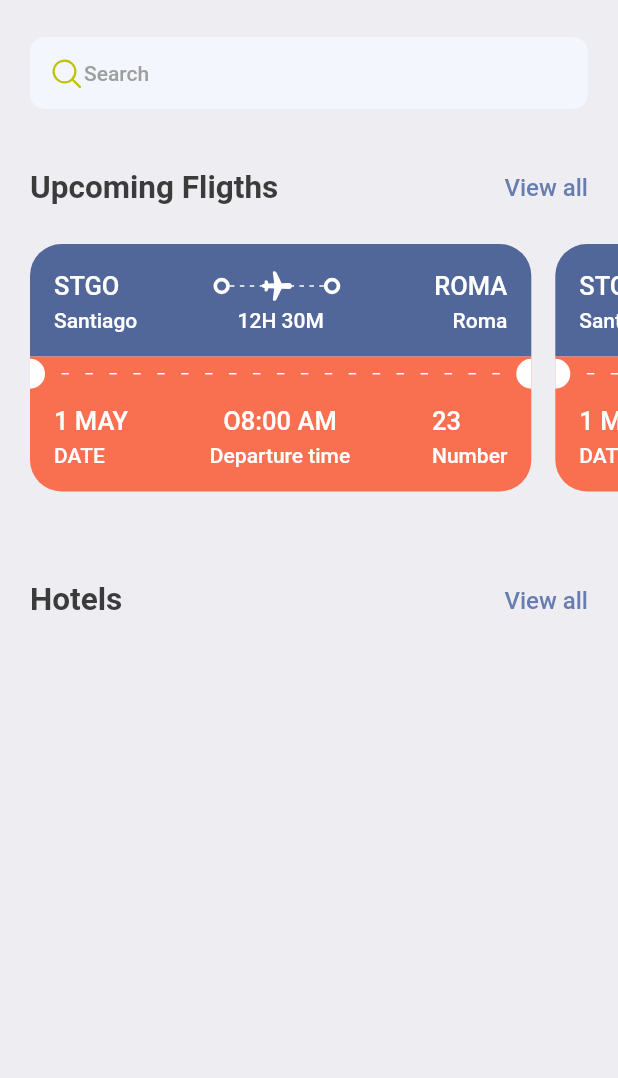
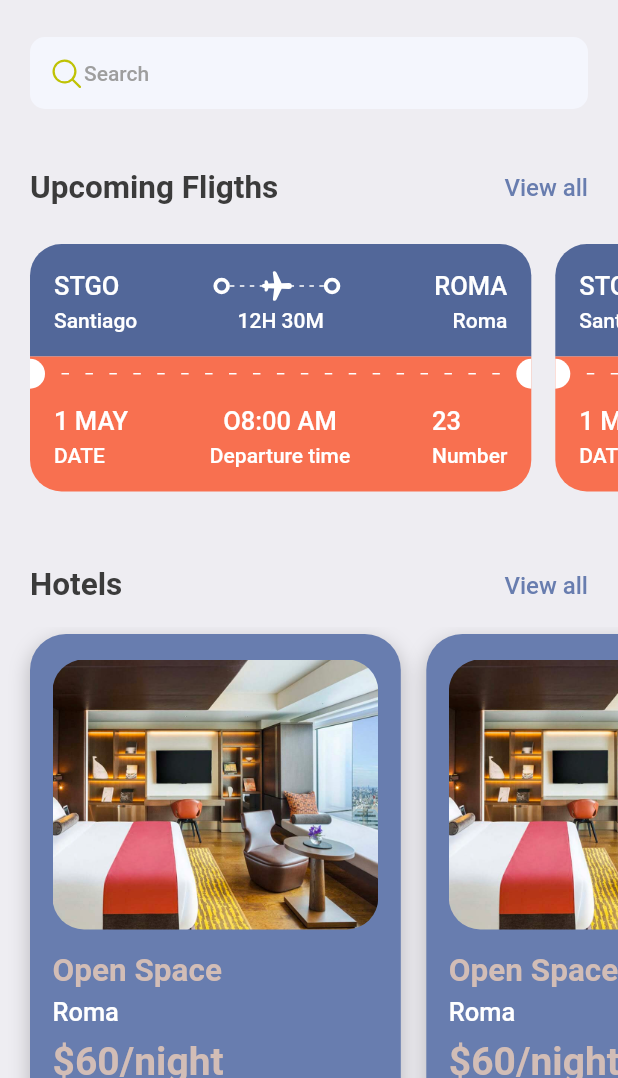
Before and after one commit to Naicriz/Ticket-Booking-App, a Flutter app: the HomeScreen screen opened directly, on a phone screen of 412 x 824 dp, the part 158-1236 px from its top. Run offline on Flutter 3.47's test engine with Material 2 defaults, Android fonts, the light colour scheme and no system bars; our stand-ins replace fluentui_icons, gap.

Commit message:
Hotel view finished.
- Hotel card complete.
- Added scrollable view.
- Added Shadows.

```diff
--- a/lib/screens/home_screen.dart
+++ b/lib/screens/home_screen.dart
@@ -2,6 +2,7 @@ import 'package:fluentui_icons/fluentui_icons.dart';
 import 'package:flutter/foundation.dart';
 import 'package:flutter/material.dart';
 import 'package:gap/gap.dart';
+import 'package:ticket_booking_app/screens/hotel_view.dart';
 import 'package:ticket_booking_app/screens/ticket_view.dart';
 import 'package:ticket_booking_app/utils/app_styles.dart';
 
@@ -90,7 +91,7 @@ class HomeScreen extends StatelessWidget {
           ),
           const Gap(15),
           Container(
-            padding: const EdgeInsets.symmetric(horizontal: 20, vertical: 10),
+            padding: const EdgeInsets.symmetric(horizontal: 20),
             child: Row(
               mainAxisAlignment: MainAxisAlignment.spaceBetween,
               children: [
@@ -106,7 +107,19 @@ class HomeScreen extends StatelessWidget {
                             .copyWith(color: Styles.primaryColor)))
               ],
             ),
-          )
+          ),
+          const Gap(15),
+          SingleChildScrollView(
+            scrollDirection: Axis.horizontal,
+            padding: const EdgeInsets.only(left: 20),
+            child: Row(
+              children: const [
+                HotelView(),
+                HotelView(),
+                HotelView(),
+              ],
+            ),
+          ),
         ],
       ),
     );
--- /dev/null
+++ b/lib/screens/hotel_view.dart
@@ -0,0 +1,60 @@
+import 'package:flutter/material.dart';
+import 'package:gap/gap.dart';
+
+import '../utils/app_layout.dart';
+import '../utils/app_styles.dart';
+
+class HotelView extends StatelessWidget {
+  const HotelView({super.key});
+
+  @override
+  Widget build(BuildContext context) {
+    final size = AppLayout.getSize(context);
+    return Container(
+      width: size.width * 0.6,
+      height: 350,
+      padding: const EdgeInsets.symmetric(horizontal: 15, vertical: 17),
+      margin: const EdgeInsets.only(right: 17, top: 5),
+      decoration: BoxDecoration(
+        color: Styles.primaryColor,
+        borderRadius: BorderRadius.circular(24),
+        boxShadow: [
+          BoxShadow(
+            color: Colors.black.withOpacity(0.2),
+            spreadRadius: 1,
+            blurRadius: 10,
+            offset: const Offset(0, 5), // changes position of shadow
+          ),
+        ],
+      ),
+      child: Column(crossAxisAlignment: CrossAxisAlignment.start, children: [
+        Container(
+          height: 180,
+          decoration: BoxDecoration(
+            borderRadius: BorderRadius.circular(21),
+            color: Styles.primaryColor,
+            image: const DecorationImage(
+              fit: BoxFit.cover,
+              image: AssetImage("assets/images/one.png"),
+            ),
+          ),
+        ),
+        const Gap(15),
+        Text(
+          "Open Space",
+          style: Styles.headLineStyle2.copyWith(color: Styles.kakiColor),
+        ),
+        const Gap(5),
+        Text(
+          "Roma",
+          style: Styles.headLineStyle3.copyWith(color: Colors.white),
+        ),
+        const Gap(8),
+        Text(
+          "\$60/night",
+          style: Styles.headLineStyle1.copyWith(color: Styles.kakiColor),
+        ),
+      ]),
+    );
+  }
+}
--- a/lib/utils/app_styles.dart
+++ b/lib/utils/app_styles.dart
@@ -7,6 +7,7 @@ class Styles {
   static Color textColor = const Color(0xFF3b3b3b);
   static Color bgColor = const Color(0xFFeeedf2);
   static Color orangeColor = const Color(0xFFF87050);
+  static Color kakiColor = const Color(0xFFd2bdb6);
 
   static TextStyle textStyle =
       TextStyle(fontSize: 16, color: textColor, fontWeight: FontWeight.w500);
```
